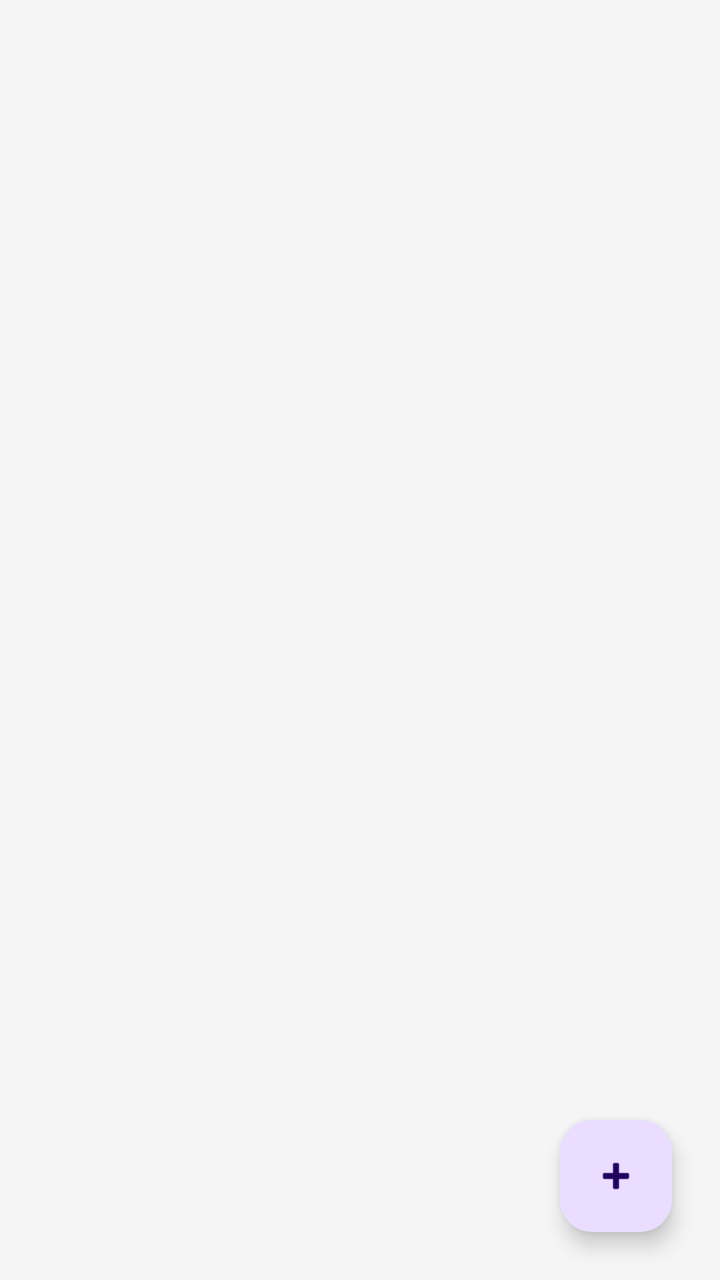
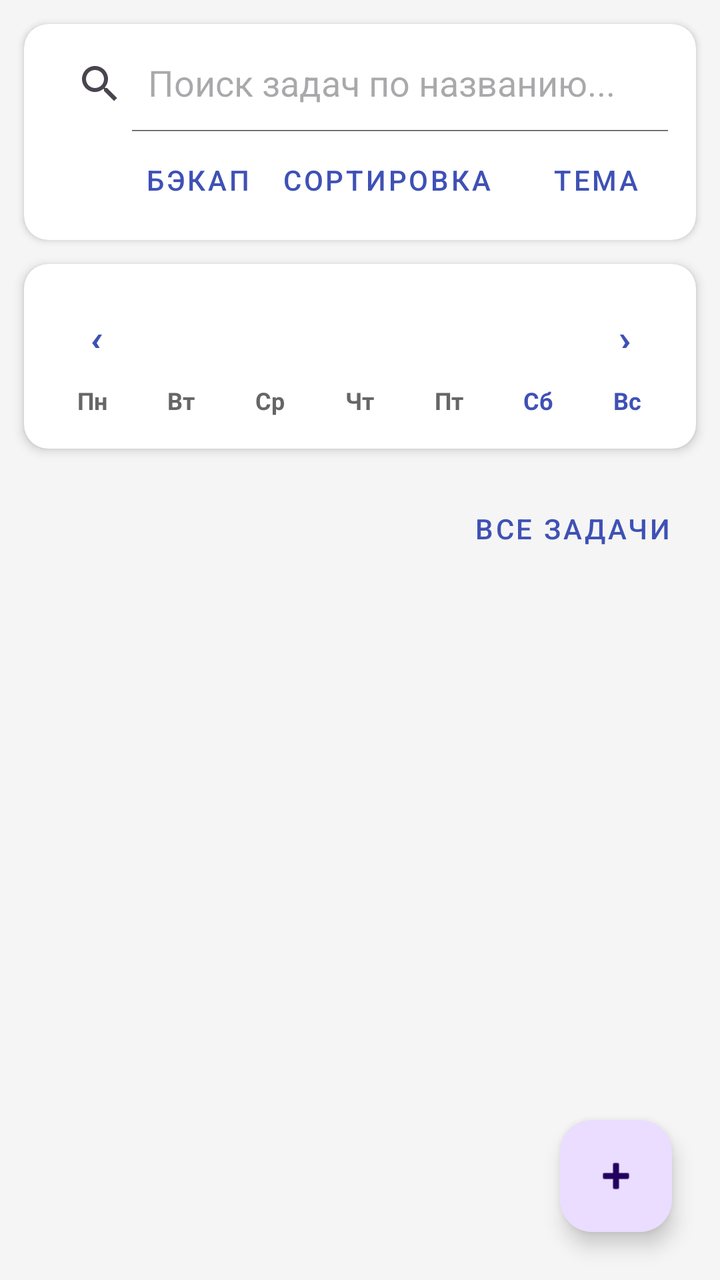

Compare the two renders of this Android layout. The source of the first and the diff that turns it into the second are given below.
<!-- AndroidManifest.xml: application theme Theme.Calendar -->
<!-- res/layout/activity_main.xml -->
<?xml version="1.0" encoding="utf-8"?>
<androidx.constraintlayout.widget.ConstraintLayout
    xmlns:android="http://schemas.android.com/apk/res/android"
    xmlns:app="http://schemas.android.com/apk/res-auto"
    android:id="@+id/main"
    android:layout_width="match_parent"
    android:layout_height="match_parent"
    android:background="#F5F5F5">

    <androidx.recyclerview.widget.RecyclerView
        android:id="@+id/recyclerViewTasks"
        android:layout_width="0dp"
        android:layout_height="0dp"
        android:padding="8dp"
        android:clipToPadding="false"
        app:layout_constraintTop_toTopOf="parent"
        app:layout_constraintBottom_toBottomOf="parent"
        app:layout_constraintStart_toStartOf="parent"
        app:layout_constraintEnd_toEndOf="parent" />

    <com.google.android.material.floatingactionbutton.FloatingActionButton
        android:id="@+id/fabAddTask"
        android:layout_width="wrap_content"
        android:layout_height="wrap_content"
        android:layout_margin="24dp"
        android:src="@android:drawable/ic_input_add"
        android:contentDescription="@string/add_task"
        app:layout_constraintBottom_toBottomOf="parent"
        app:layout_constraintEnd_toEndOf="parent" />

</androidx.constraintlayout.widget.ConstraintLayout>
<!-- resources referenced by this layout -->
<resources>
  <string name="add_task">Добавить задачу</string>
  <style name="Theme.Calendar" parent="Base.Theme.Calendar" />
  <style name="Base.Theme.Calendar" parent="Theme.Material3.DayNight.NoActionBar">
          
          
      </style>
</resources>

<!-- the commit's change to res/layout/activity_main.xml (unified diff, before → after) -->
@@ -5,19 +5,223 @@
     android:id="@+id/main"
     android:layout_width="match_parent"
     android:layout_height="match_parent"
-    android:background="#F5F5F5">
-
-    <androidx.recyclerview.widget.RecyclerView
-        android:id="@+id/recyclerViewTasks"
+    android:background="@color/cal_bg">
+
+    
+    <androidx.core.widget.NestedScrollView
         android:layout_width="0dp"
         android:layout_height="0dp"
-        android:padding="8dp"
-        android:clipToPadding="false"
+        android:fillViewport="true"
         app:layout_constraintTop_toTopOf="parent"
         app:layout_constraintBottom_toBottomOf="parent"
         app:layout_constraintStart_toStartOf="parent"
-        app:layout_constraintEnd_toEndOf="parent" />
-
+        app:layout_constraintEnd_toEndOf="parent">
+
+        
+        <LinearLayout
+            android:layout_width="match_parent"
+            android:layout_height="wrap_content"
+            android:orientation="vertical"
+            android:paddingBottom="88dp">
+
+            
+            <androidx.cardview.widget.CardView
+                android:layout_width="match_parent"
+                android:layout_height="wrap_content"
+                android:layout_marginHorizontal="12dp"
+                android:layout_marginTop="12dp"
+                app:cardBackgroundColor="@color/cal_card_bg"
+                app:cardCornerRadius="12dp"
+                app:cardElevation="2dp">
+
+                <LinearLayout
+                    android:layout_width="match_parent"
+                    android:layout_height="wrap_content"
+                    android:orientation="vertical"
+                    android:padding="6dp">
+
+                    
+                    <androidx.appcompat.widget.SearchView
+                        android:id="@+id/searchViewTasks"
+                        android:layout_width="match_parent"
+                        android:layout_height="wrap_content"
+                        app:iconifiedByDefault="false"
+                        app:queryHint="Поиск задач по названию..." />
+
+                    
+                    <LinearLayout
+                        android:layout_width="match_parent"
+                        android:layout_height="wrap_content"
+                        android:gravity="end"
+                        android:orientation="horizontal">
+
+                        
+                        <Button
+                            android:id="@+id/btnBackup"
+                            style="@style/Widget.MaterialComponents.Button.TextButton"
+                            android:layout_width="wrap_content"
+                            android:layout_height="wrap_content"
+                            android:minWidth="0dp"
+                            android:text="Бэкап"
+                            android:textColor="@color/cal_accent" />
+
+                        
+                        <Button
+                            android:id="@+id/btnSort"
+                            style="@style/Widget.MaterialComponents.Button.TextButton"
+                            android:layout_width="wrap_content"
+                            android:layout_height="wrap_content"
+                            android:text="Сортировка"
+                            android:textColor="@color/cal_accent" />
+
+                        
+                        <Button
+                            android:id="@+id/btnTheme"
+                            style="@style/Widget.MaterialComponents.Button.TextButton"
+                            android:layout_width="wrap_content"
+                            android:layout_height="wrap_content"
+                            android:text="Тема"
+                            android:textColor="@color/cal_accent" />
+                    </LinearLayout>
+                </LinearLayout>
+            </androidx.cardview.widget.CardView>
+
+            
+            <androidx.cardview.widget.CardView
+                android:layout_width="match_parent"
+                android:layout_height="wrap_content"
+                android:layout_margin="12dp"
+                app:cardBackgroundColor="@color/cal_card_bg"
+                app:cardCornerRadius="12dp"
+                app:cardElevation="3dp">
+
+                <LinearLayout
+                    android:layout_width="match_parent"
+                    android:layout_height="wrap_content"
+                    android:orientation="vertical"
+                    android:padding="12dp">
+
+                    
+                    <LinearLayout
+                        android:layout_width="match_parent"
+                        android:layout_height="wrap_content"
+                        android:gravity="center_vertical"
+                        android:orientation="horizontal">
+
+                        
+                        <Button
+                            android:id="@+id/btnPrevMonth"
+                            style="@style/Widget.MaterialComponents.Button.TextButton"
+                            android:layout_width="48dp"
+                            android:layout_height="40dp"
+                            android:minWidth="0dp"
+                            android:text="‹"
+                            android:textColor="@color/cal_accent"
+                            android:textSize="22sp" />
+
+                        
+                        <TextView
+                            android:id="@+id/tvMonthYear"
+                            android:layout_width="0dp"
+                            android:layout_height="wrap_content"
+                            android:layout_weight="1"
+                            android:gravity="center"
+                            android:textColor="@color/cal_text_primary"
+                            android:textSize="18sp"
+                            android:textStyle="bold" />
+
+                        
+                        <Button
+                            android:id="@+id/btnNextMonth"
+                            style="@style/Widget.MaterialComponents.Button.TextButton"
+                            android:layout_width="48dp"
+                            android:layout_height="40dp"
+                            android:minWidth="0dp"
+                            android:text="›"
+                            android:textColor="@color/cal_accent"
+                            android:textSize="22sp" />
+                    </LinearLayout>
+
+                    
+                    <LinearLayout
+                        android:layout_width="match_parent"
+                        android:layout_height="wrap_content"
+                        android:layout_marginTop="8dp"
+                        android:layout_marginBottom="4dp"
+                        android:orientation="horizontal">
+
+                        <TextView android:layout_width="0dp" android:layout_height="wrap_content" android:layout_weight="1" android:gravity="center" android:text="Пн" android:textColor="@color/cal_text_secondary" android:textSize="12sp" android:textStyle="bold" />
+                        <TextView android:layout_width="0dp" android:layout_height="wrap_content" android:layout_weight="1" android:gravity="center" android:text="Вт" android:textColor="@color/cal_text_secondary" android:textSize="12sp" android:textStyle="bold" />
+                        <TextView android:layout_width="0dp" android:layout_height="wrap_content" android:layout_weight="1" android:gravity="center" android:text="Ср" android:textColor="@color/cal_text_secondary" android:textSize="12sp" android:textStyle="bold" />
+                        <TextView android:layout_width="0dp" android:layout_height="wrap_content" android:layout_weight="1" android:gravity="center" android:text="Чт" android:textColor="@color/cal_text_secondary" android:textSize="12sp" android:textStyle="bold" />
+                        <TextView android:layout_width="0dp" android:layout_height="wrap_content" android:layout_weight="1" android:gravity="center" android:text="Пт" android:textColor="@color/cal_text_secondary" android:textSize="12sp" android:textStyle="bold" />
+                        <TextView android:layout_width="0dp" android:layout_height="wrap_content" android:layout_weight="1" android:gravity="center" android:text="Сб" android:textColor="@color/cal_accent" android:textSize="12sp" android:textStyle="bold" />
+                        <TextView android:layout_width="0dp" android:layout_height="wrap_content" android:layout_weight="1" android:gravity="center" android:text="Вс" android:textColor="@color/cal_accent" android:textSize="12sp" android:textStyle="bold" />
+                    </LinearLayout>
+
+                    
+                    <androidx.recyclerview.widget.RecyclerView
+                        android:id="@+id/recyclerViewCalendar"
+                        android:layout_width="match_parent"
+                        android:layout_height="wrap_content"
+                        android:overScrollMode="never" />
+
+                </LinearLayout>
+            </androidx.cardview.widget.CardView>
+
+            
+            <LinearLayout
+                android:layout_width="match_parent"
+                android:layout_height="wrap_content"
+                android:gravity="center_vertical"
+                android:orientation="horizontal"
+                android:paddingHorizontal="16dp"
+                android:paddingVertical="4dp">
+
+                
+                <TextView
+                    android:id="@+id/tvTasksHeader"
+                    android:layout_width="0dp"
+                    android:layout_height="wrap_content"
+                    android:layout_weight="1"
+                    android:textColor="@color/cal_text_primary"
+                    android:textSize="16sp"
+                    android:textStyle="bold" />
+
+                
+                <Button
+                    android:id="@+id/btnToggleAllTasks"
+                    style="@style/Widget.MaterialComponents.Button.TextButton"
+                    android:layout_width="wrap_content"
+                    android:layout_height="wrap_content"
+                    android:text="Все задачи"
+                    android:textColor="@color/cal_accent" />
+            </LinearLayout>
+
+            
+            <androidx.recyclerview.widget.RecyclerView
+                android:id="@+id/recyclerViewTasks"
+                android:layout_width="match_parent"
+                android:layout_height="wrap_content"
+                android:clipToPadding="false"
+                android:paddingHorizontal="8dp" />
+
+            
+            <TextView
+                android:id="@+id/tvEmptyDay"
+                android:layout_width="match_parent"
+                android:layout_height="wrap_content"
+                android:gravity="center"
+                android:padding="28dp"
+                android:text="На этот день задач нет.\nНажмите +, чтобы добавить задачу."
+                android:textColor="@color/cal_text_secondary"
+                android:textSize="15sp"
+                android:visibility="gone" />
+
+        </LinearLayout>
+    </androidx.core.widget.NestedScrollView>
+
+    
     <com.google.android.material.floatingactionbutton.FloatingActionButton
         android:id="@+id/fabAddTask"
         android:layout_width="wrap_content"
<!-- resource entries referenced after the edit -->
@@ -1,5 +1,10 @@
 <!-- resources referenced by this layout -->
 <resources>
+  <color name="cal_accent">#3F51B5</color>
+  <color name="cal_bg">#F5F5F5</color>
+  <color name="cal_card_bg">#FFFFFF</color>
+  <color name="cal_text_primary">#1A1C1E</color>
+  <color name="cal_text_secondary">#666666</color>
   <string name="add_task">Добавить задачу</string>
   <style name="Theme.Calendar" parent="Base.Theme.Calendar" />
   <style name="Base.Theme.Calendar" parent="Theme.Material3.DayNight.NoActionBar">
